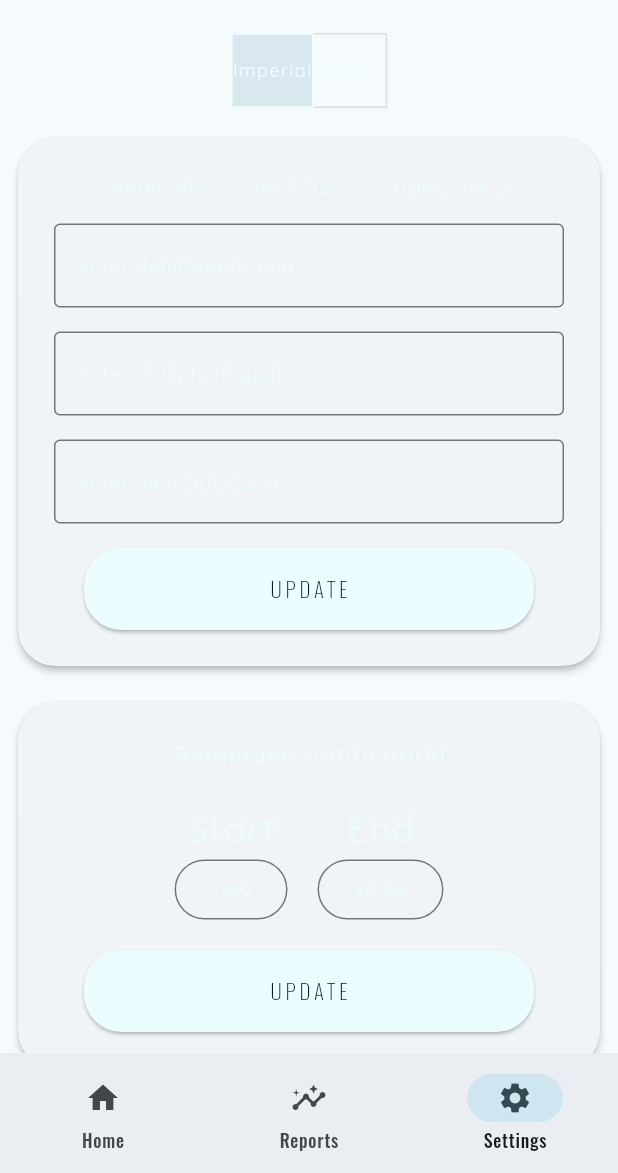
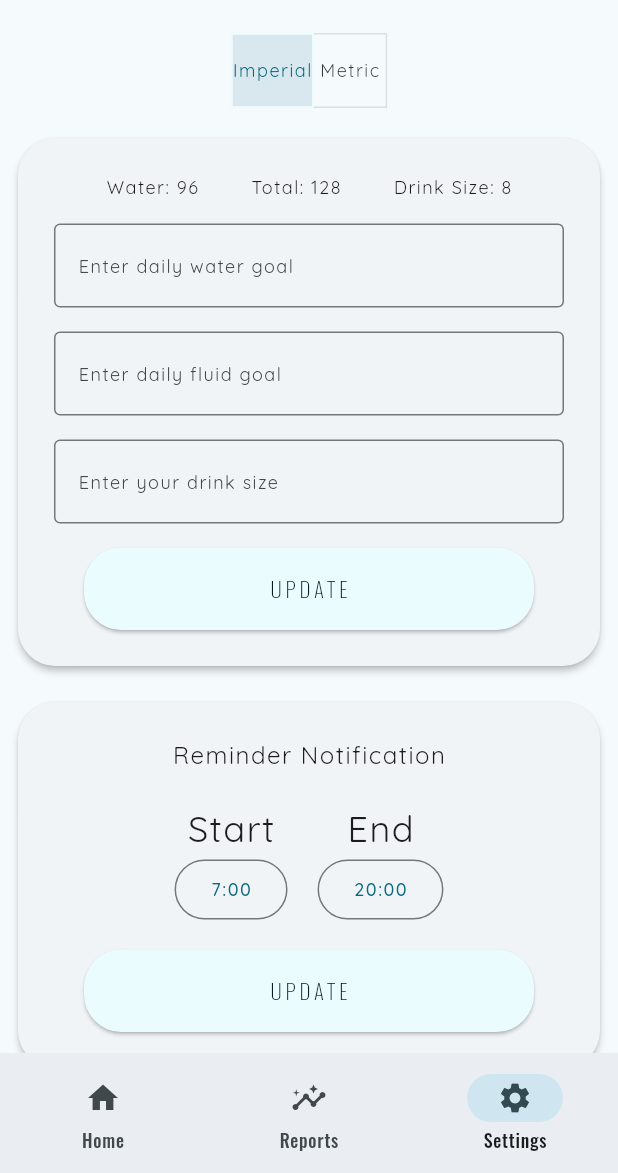
Before and after one commit to swsvindland/fitness-mobile, a Flutter app: the HomePage screen opened by its route, item 3 of the bottom bar chosen, on a phone screen of 412 x 824 dp, the part 63-1236 px from its top. Run offline on Flutter 3.47's test engine with Material 3 defaults, Android fonts, the phone set to English and light mode, and no system bars; our stand-ins replace carousel_slider, cloud_firestore, community_charts_flutter, firebase_analytics, firebase_auth, firebase_core and 7 more; missing offline and left inert: os_detect; accounts and stored records are empty; generated files the repository leaves out were written again; network calls fail.

Commit message:
fix text color

```diff
--- a/apps/water_track/lib/widgets/report_card.dart
+++ b/apps/water_track/lib/widgets/report_card.dart
@@ -29,8 +29,6 @@ class ReportCard extends StatelessWidget {
               style: const TextStyle(
                 fontSize: 14.0,
                 letterSpacing: 2.5,
-                fontWeight: FontWeight.w100,
-                color: primaryVeryLight,
               ),
             ),
             const Divider(),
--- a/apps/water_track/lib/widgets/settings/goals.dart
+++ b/apps/water_track/lib/widgets/settings/goals.dart
@@ -63,9 +63,9 @@ class _GoalsState extends State<Goals> {
               mainAxisAlignment: MainAxisAlignment.spaceEvenly,
               crossAxisAlignment: CrossAxisAlignment.center,
               children: [
-                Text('${AppLocalizations.of(context)!.water}: ${preferences.waterGoal.toString()}', style: GoogleFonts.quicksand(color: primaryVeryLight, fontSize: 12, letterSpacing: 1),),
-                Text('${AppLocalizations.of(context)!.total}: ${preferences.totalGoal.toString()}', style: GoogleFonts.quicksand(color: primaryVeryLight, fontSize: 12, letterSpacing: 1),),
-                Text('${AppLocalizations.of(context)!.drinkSize}: ${preferences.drinkSize.toString()}', style: GoogleFonts.quicksand(color: primaryVeryLight, fontSize: 12, letterSpacing: 1),),
+                Text('${AppLocalizations.of(context)!.water}: ${preferences.waterGoal.toString()}', style: GoogleFonts.quicksand(fontSize: 12, letterSpacing: 1),),
+                Text('${AppLocalizations.of(context)!.total}: ${preferences.totalGoal.toString()}', style: GoogleFonts.quicksand( fontSize: 12, letterSpacing: 1),),
+                Text('${AppLocalizations.of(context)!.drinkSize}: ${preferences.drinkSize.toString()}', style: GoogleFonts.quicksand(fontSize: 12, letterSpacing: 1),),
               ],
             ),
             const SizedBox(height: 16),
@@ -73,7 +73,7 @@ class _GoalsState extends State<Goals> {
               decoration: InputDecoration(
                 border: const OutlineInputBorder(),
                 labelText: AppLocalizations.of(context)!.waterGoalField,
-                labelStyle: GoogleFonts.quicksand(color: primaryVeryLight, fontSize: 12, letterSpacing: 1),
+                labelStyle: GoogleFonts.quicksand( fontSize: 12, letterSpacing: 1),
               ),
               onChanged: (value) {
                 waterGoal = value;
@@ -84,7 +84,7 @@ class _GoalsState extends State<Goals> {
               decoration: InputDecoration(
                 border: const OutlineInputBorder(),
                 labelText: AppLocalizations.of(context)!.fluidGoalField,
-                labelStyle: GoogleFonts.quicksand(color: primaryVeryLight, fontSize: 12, letterSpacing: 1),
+                labelStyle: GoogleFonts.quicksand( fontSize: 12, letterSpacing: 1),
               ),
               onChanged: (value) {
                 totalGoal = value;
@@ -95,7 +95,7 @@ class _GoalsState extends State<Goals> {
               decoration: InputDecoration(
                 border: const OutlineInputBorder(),
                 labelText: AppLocalizations.of(context)!.drinkSizeField,
-                labelStyle: GoogleFonts.quicksand(color: primaryVeryLight, fontSize: 12, letterSpacing: 1),
+                labelStyle: GoogleFonts.quicksand(fontSize: 12, letterSpacing: 1),
               ),
               onChanged: (value) {
                 drinkSize = value;
@@ -108,11 +108,10 @@ class _GoalsState extends State<Goals> {
               },
               child: Text(
                 AppLocalizations.of(context)!.update.toUpperCase(),
-                style: TextStyle(
+                style: const TextStyle(
                   fontSize: 14.0,
                   letterSpacing: 2.5,
                   fontWeight: FontWeight.w100,
-                  color: isDarkMode ? primaryVeryLight : textPrimary,
                 ),
               ),
             ),
--- a/apps/water_track/lib/widgets/settings/notifications.dart
+++ b/apps/water_track/lib/widgets/settings/notifications.dart
@@ -52,7 +52,7 @@ class _NotificationsState extends State<Notifications> {
         padding: const EdgeInsets.all(24),
         child: Column(
           children: [
-            Text(AppLocalizations.of(context)!.reminderNotification, style: GoogleFonts.quicksand(color: primaryVeryLight, fontSize: 16, letterSpacing: 1),),
+            Text(AppLocalizations.of(context)!.reminderNotification, style: GoogleFonts.quicksand(fontSize: 16, letterSpacing: 1),),
             const SizedBox(height: 20),
             Row(
               mainAxisAlignment: MainAxisAlignment.center,
@@ -63,7 +63,7 @@ class _NotificationsState extends State<Notifications> {
                     Text(
                       AppLocalizations.of(context)!.start,
                       textAlign: TextAlign.center,
-                      style: GoogleFonts.quicksand(color: primaryVeryLight, fontSize: 24, letterSpacing: 1),
+                      style: GoogleFonts.quicksand( fontSize: 24, letterSpacing: 1),
                     ),
                     OutlinedButton(
                       onPressed: () async {
@@ -84,7 +84,7 @@ class _NotificationsState extends State<Notifications> {
                           set = true;
                         });
                       },
-                      child: Text('$start:00', style: GoogleFonts.quicksand(color: primaryVeryLight, fontSize: 12, letterSpacing: 1),),
+                      child: Text('$start:00', style: GoogleFonts.quicksand(fontSize: 12, letterSpacing: 1),),
                     ),
                   ],
                 ),
@@ -94,7 +94,7 @@ class _NotificationsState extends State<Notifications> {
                     Text(
                       AppLocalizations.of(context)!.end,
                       textAlign: TextAlign.center,
-                      style: GoogleFonts.quicksand(color: primaryVeryLight, fontSize: 24, letterSpacing: 1),
+                      style: GoogleFonts.quicksand(fontSize: 24, letterSpacing: 1),
                     ),
                     OutlinedButton(
                       onPressed: () async {
@@ -115,7 +115,7 @@ class _NotificationsState extends State<Notifications> {
                           set = true;
                         });
                       },
-                      child: Text('$end:00', style: GoogleFonts.quicksand(color: primaryVeryLight, fontSize: 12, letterSpacing: 1),),
+                      child: Text('$end:00', style: GoogleFonts.quicksand(fontSize: 12, letterSpacing: 1),),
                     )
                   ],
                 )
@@ -128,11 +128,10 @@ class _NotificationsState extends State<Notifications> {
               },
               child: Text(
                 AppLocalizations.of(context)!.update.toUpperCase(),
-                style: TextStyle(
+                style: const TextStyle(
                   fontSize: 14.0,
                   letterSpacing: 2.5,
                   fontWeight: FontWeight.w100,
-                  color: isDarkMode ? primaryVeryLight : textPrimary,
                 ),
               ),
             ),
--- a/apps/water_track/lib/widgets/settings/unit_switch.dart
+++ b/apps/water_track/lib/widgets/settings/unit_switch.dart
@@ -45,11 +45,11 @@ class _UnitSwitchState extends State<UnitSwitch> {
       children: [
         Text(
           AppLocalizations.of(context)!.imperial,
-          style: GoogleFonts.quicksand(color: primaryVeryLight, fontSize: 12, letterSpacing: 1),
+          style: GoogleFonts.quicksand(fontSize: 12, letterSpacing: 1),
         ),
         Text(
           AppLocalizations.of(context)!.metric,
-          style: GoogleFonts.quicksand(color: primaryVeryLight, fontSize: 12, letterSpacing: 1),
+          style: GoogleFonts.quicksand(fontSize: 12, letterSpacing: 1),
         )
       ],
     );
```
